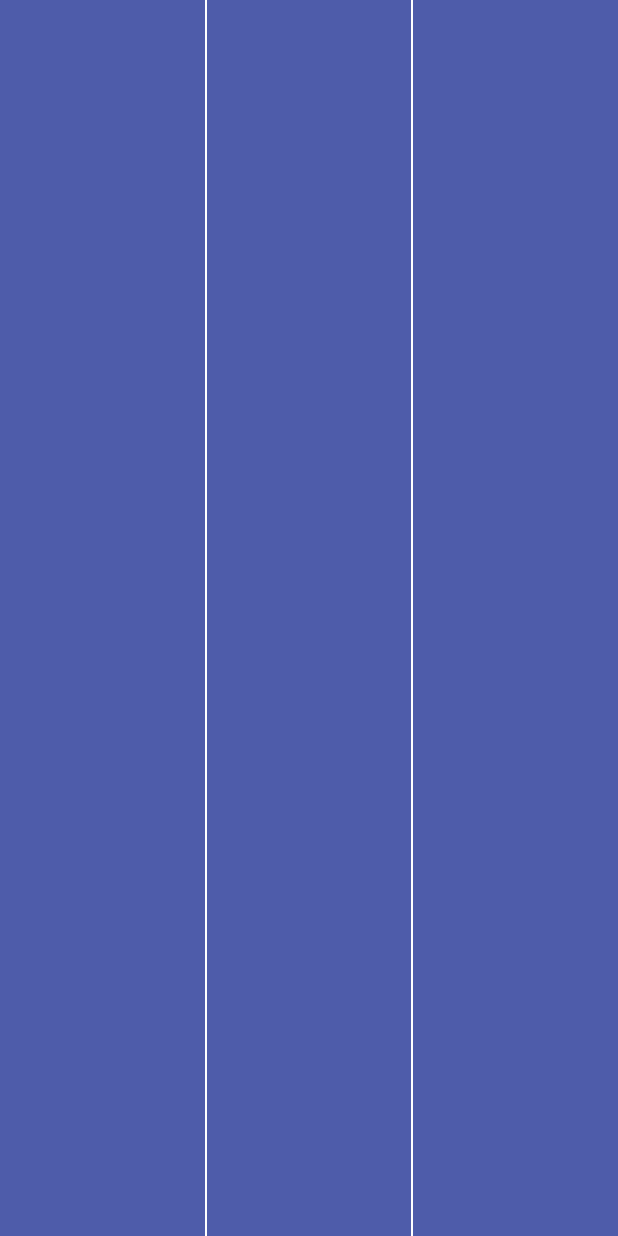
After one commit to Shriram-10/Cheese-Chase, an Android app built with Jetpack Compose: the composable Game shown on its own in the app's theme, on a phone screen of 412 x 824 dp. The commit adds this screen. Run offline under Robolectric (Android 15) with nearby library versions, the phone set to English and light mode, and no system bars; 4 statements that could not run were skipped.

Commit message:
create a canvas for the game

```diff
--- /dev/null
+++ b/app/src/main/java/com/example/thecheesechaseapplication/Game.kt
@@ -0,0 +1,53 @@
+package com.example.thecheesechaseapplication
+
+import androidx.compose.foundation.Canvas
+import androidx.compose.foundation.Image
+import androidx.compose.foundation.background
+import androidx.compose.foundation.layout.Box
+import androidx.compose.foundation.layout.fillMaxSize
+import androidx.compose.runtime.Composable
+import androidx.compose.ui.Modifier
+import androidx.compose.ui.geometry.Offset
+import androidx.compose.ui.graphics.Color
+import androidx.compose.ui.graphics.painter.Painter
+import androidx.compose.ui.res.painterResource
+import androidx.compose.ui.unit.dp
+import androidx.navigation.NavController
+
+@Composable
+fun Game(modifier: Modifier, navController: NavController){
+    Box(
+        modifier = modifier.fillMaxSize(),
+    ){
+        GameCanvas()
+    }
+}
+
+@Composable
+fun GameCanvas(){
+    Canvas(
+        modifier = Modifier
+            .fillMaxSize()
+            .background(Color(78, 92, 170))
+    ){
+        val jerryHappy = ImageBitmap.imageResource(id = R.drawable.file)
+        drawLine(
+            color = Color.White,
+            start = Offset(size.width/3, 0f),
+            end = Offset(size.width/3, size.height),
+            strokeWidth = 2f
+        )
+
+        drawLine(
+            color = Color.White,
+            start = Offset(size.width/1.5f, 0f),
+            end = Offset(size.width/1.5f, size.height),
+            strokeWidth = 2f
+        )
+
+        drawImage(
+            topLeft = Offset(size.width/3, 0f),
+            image =
+        )
+    }
+}
--- a/app/src/main/java/com/example/thecheesechaseapplication/Screen.kt
+++ b/app/src/main/java/com/example/thecheesechaseapplication/Screen.kt
@@ -3,4 +3,5 @@ package com.example.thecheesechaseapplication
 sealed class Screen(val route: String) {
     object Home : Screen("home")
     object Settings : Screen("settings")
+    object Game : Screen("game")
 }
```
Also changed, not shown: app/src/main/java/com/example/thecheesechaseapplication/Home.kt (+0 -8 lines), app/src/main/java/com/example/thecheesechaseapplication/Navigation.kt (+8 -0 lines), app/src/main/java/com/example/thecheesechaseapplication/Settings.kt (+64 -5 lines), app/src/main/res/drawable/file.png (added).
